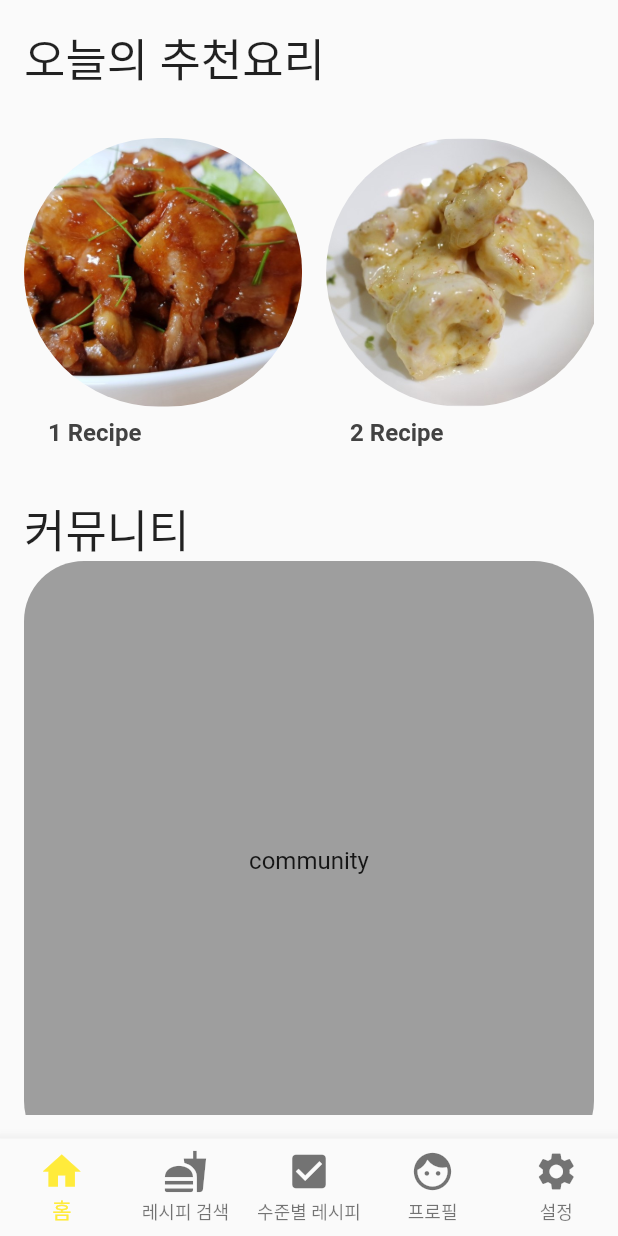
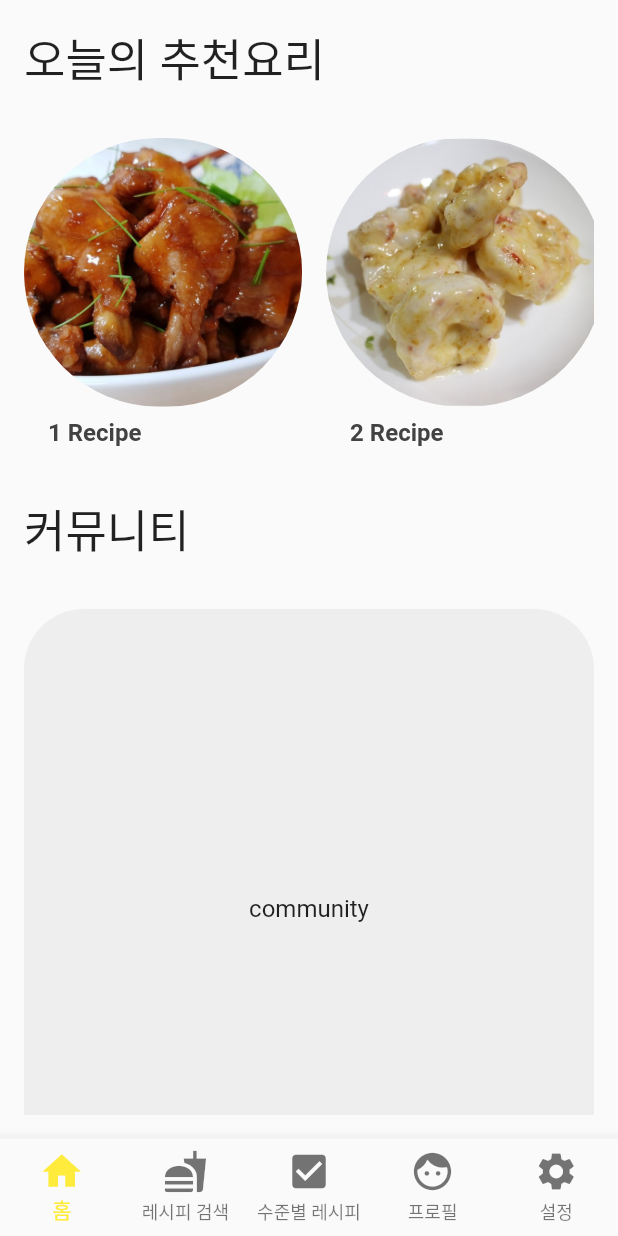
Before and after one commit to threhe13/recipe_version001, a Flutter app: the screen it shows after launch, on a phone screen of 412 x 824 dp. Run offline on Flutter 3.47's test engine with Material 2 defaults, Android fonts, the phone set to English and light mode, and no system bars; our stand-ins replace google_fonts.

Commit message:
update community box

```diff
--- a/lib/HomeScreen.dart
+++ b/lib/HomeScreen.dart
@@ -177,6 +177,7 @@ class _HomeScreenState extends State<HomeScreen> {
                     ],
                   ),
                 ),
+                SizedBox(height: 32.0,),
                 ///for community text
                 ClipRRect(
                   borderRadius: BorderRadius.circular(40.0),
@@ -184,7 +185,8 @@ class _HomeScreenState extends State<HomeScreen> {
                   child: Container(
                     height: 400.0,
                     width:  double.infinity,
-                    color: Colors.grey,
+                    color: Colors.grey[200],
+                    ///list 항목으로 제목 띄우는 것을 목표로 만들 것...
                     child: Center(
                       child: Text("community", style: TextStyle(fontSize: 16.0),)
                     )
```
